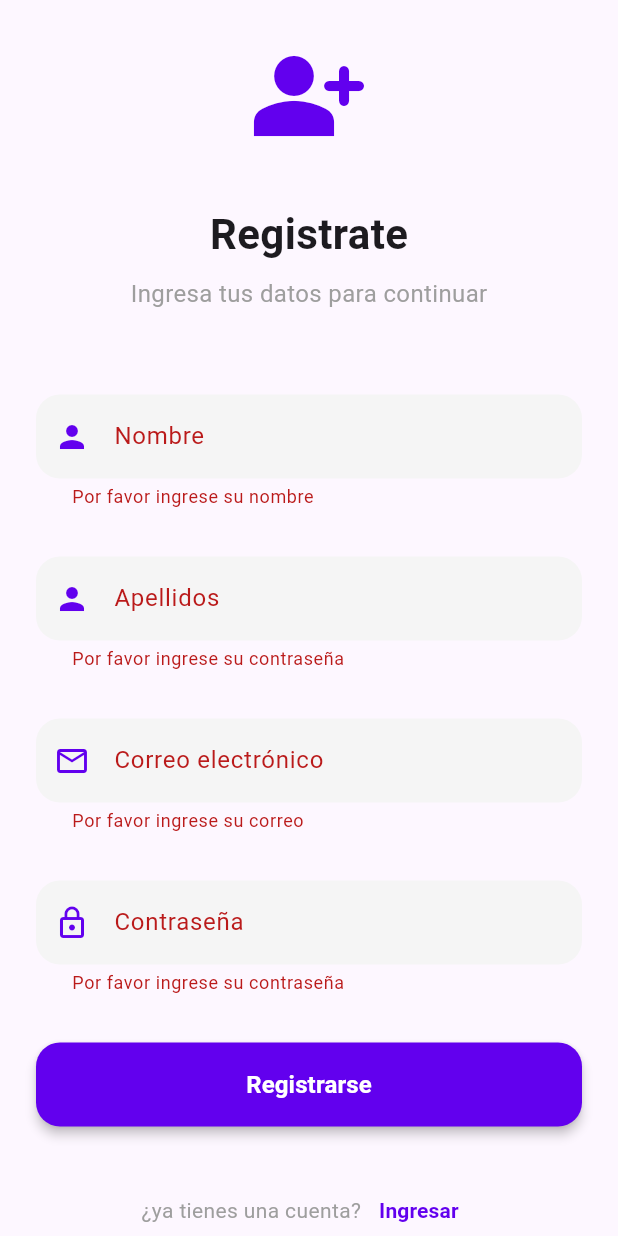
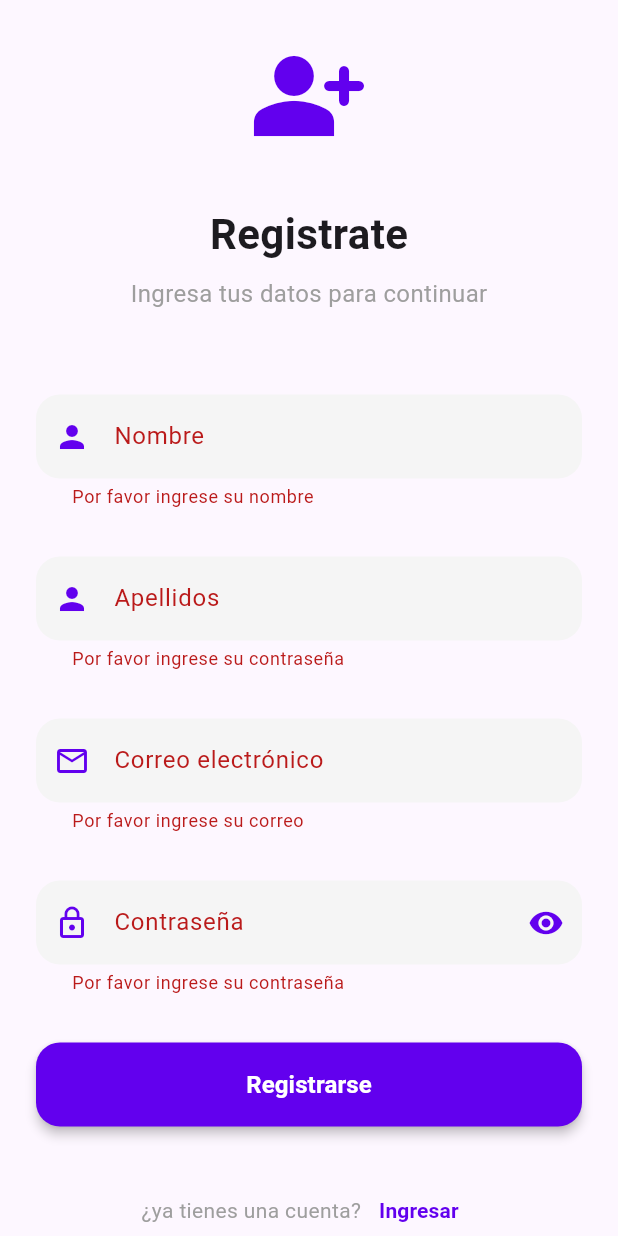
Before and after one commit to dairo1992/auth_app, a Flutter app: the RegisterScreen screen opened by its route, after a tap on "Registrarse", on a phone screen of 412 x 824 dp. Run offline on Flutter 3.47's test engine with Material 3 defaults, Android fonts, the phone set to English and light mode, and no system bars; our stand-ins replace flutter_dotenv, flutter_riverpod, go_router, supabase_flutter; missing offline and left inert: flutter_boardview; accounts and stored records are empty; Roboto replaces fonts that are missing (Poppins).

Commit message:
ajuste login y register

```diff
--- a/lib/config/routes.dart
+++ b/lib/config/routes.dart
@@ -1,5 +1,6 @@
+import 'package:auth_app/interfaces/task_interface.dart';
+import 'package:auth_app/screens/screens.dart';
 
-import 'package:auth_app/screens/screens.dart';
 import 'package:go_router/go_router.dart';
 
 final routes = GoRouter(
@@ -7,5 +8,12 @@ final routes = GoRouter(
     GoRoute(path: '/', builder: (context, state) => LoginScreen()),
     GoRoute(path: '/register', builder: (context, state) => RegisterScreen()),
     GoRoute(path: '/home', builder: (context, state) => HomeScreen()),
+    GoRoute(
+      path: '/task-detail',
+      builder: (context, state) {
+        final Task? task = state.extra as Task?;
+        return TaskDetailScreen(task: task!);
+      },
+    ),
   ],
 );
--- a/lib/providers/auth_provider.dart
+++ b/lib/providers/auth_provider.dart
@@ -40,7 +40,7 @@ class AuthNotifier extends StateNotifier<AuthState> {
     String email,
     String password,
   ) async {
-    state = state.copyWith(isLoading: true, errorMessage: null);
+    state = state.copyWith(isLoading: true, errorMessage: null, isAuthenticated: false);
     try {
       final AuthResponse response = await _supabase.auth.signUp(
         email: email,
@@ -57,12 +57,13 @@ class AuthNotifier extends StateNotifier<AuthState> {
       state = state.copyWith(
         isLoading: false,
         errorMessage: 'Error en la autenticación: ${e.message}',
+        isAuthenticated: false
       );
     }
   }
 
   Future<void> login(String email, String password) async {
-    state = state.copyWith(isLoading: true, errorMessage: null);
+    state = state.copyWith(isLoading: true, errorMessage: null, isAuthenticated: false);
 
     try {
       final AuthResponse response = await _supabase.auth.signInWithPassword(
@@ -78,6 +79,7 @@ class AuthNotifier extends StateNotifier<AuthState> {
       state = state.copyWith(
         isLoading: false,
         errorMessage: 'Error en la autenticación: ${e.message}',
+        isAuthenticated: false
       );
     }
   }
--- a/lib/screens/register_screen.dart
+++ b/lib/screens/register_screen.dart
@@ -131,10 +131,10 @@ class _LoginFormState extends ConsumerState<_RegisterForm> {
     return null;
   }
 
-  void _submitForm() async {
+  void _submitForm() {
     final authState = ref.watch(authProvider);
     if (_formKey.currentState!.validate()) {
-      await ref
+      ref
           .read(authProvider.notifier)
           .register(
             _nameController.text,
@@ -142,34 +142,37 @@ class _LoginFormState extends ConsumerState<_RegisterForm> {
             _emailController.text,
             _passwordController.text,
           );
-
-      _notification(
-        color: authState.errorMessage == null ? Colors.green : Colors.red,
-        message:
-            authState.errorMessage == null
-                ? "Bienvenid@ ${authState.user?.userMetadata?['name']?.toString()}"
-                : authState.errorMessage!,
-        status: authState.errorMessage == null,
-      );
     }
-  }
-
-  void _notification({
-    required Color color,
-    required String message,
-    bool status = false,
-  }) {
-    if (status) {
-      context.push('/home');
-    }
-    ScaffoldMessenger.of(context)
-      ..hideCurrentSnackBar()
-      ..showSnackBar(SnackBar(content: Text(message), backgroundColor: color));
   }
 
   @override
   Widget build(BuildContext context) {
     final authState = ref.watch(authProvider);
+
+    if (authState.errorMessage != null) {
+      WidgetsBinding.instance.addPostFrameCallback((_) {
+        ScaffoldMessenger.of(context).showSnackBar(
+          SnackBar(
+            content: Text(authState.errorMessage!),
+            backgroundColor: Colors.red,
+          ),
+        );
+      });
+    }
+    if (authState.isAuthenticated) {
+      WidgetsBinding.instance.addPostFrameCallback((_) {
+        ScaffoldMessenger.of(context).showSnackBar(
+          SnackBar(
+            content: Text(
+              '¡Bienvenido ${authState.user?.userMetadata?['name']}!',
+            ),
+            backgroundColor: Colors.green,
+          ),
+        );
+        context.go('/home');
+      });
+    }
+
     return Form(
       key: _formKey,
       child: Column(
--- a/lib/screens/screens.dart
+++ b/lib/screens/screens.dart
@@ -1,3 +1,4 @@
 export 'package:auth_app/screens/register_screen.dart';
 export 'package:auth_app/screens/login_screen.dart';
 export 'package:auth_app/screens/home_screen.dart';
+export 'package:auth_app/screens/task_detail_screen.dart';
--- a/lib/widgets/custom_textField.dart
+++ b/lib/widgets/custom_textField.dart
@@ -1,6 +1,6 @@
 import 'package:flutter/material.dart';
 
-class CustomTextField extends StatelessWidget {
+class CustomTextField extends StatefulWidget {
   final String label;
   final IconData prefixIcon;
   final bool obscureText;
@@ -19,21 +19,50 @@ class CustomTextField extends StatelessWidget {
   });
 
   @override
+  State<CustomTextField> createState() => _CustomTextFieldState();
+}
+
+class _CustomTextFieldState extends State<CustomTextField> {
+  late bool _isPasswordVisible;
+
+  @override
+  void initState() {
+    super.initState();
+    _isPasswordVisible = !widget.obscureText;
+  }
+
+  @override
   Widget build(BuildContext context) {
     return Padding(
       padding: const EdgeInsets.symmetric(vertical: 8.0),
       child: TextFormField(
-        controller: controller,
-        obscureText: obscureText,
-        keyboardType: keyboardType,
-        validator: validator,
+        controller: widget.controller,
+        obscureText: !_isPasswordVisible ,
+        keyboardType: widget.keyboardType,
+        validator: widget.validator,
         style: const TextStyle(fontSize: 16),
         decoration: InputDecoration(
-          labelText: label,
+          labelText: widget.label,
           prefixIcon: Icon(
-            prefixIcon,
+            widget.prefixIcon,
             color: Theme.of(context).colorScheme.primary,
           ),
+          suffixIcon:
+              widget.obscureText
+                  ? IconButton(
+                    onPressed: () {
+                      setState(() {
+                        _isPasswordVisible = !_isPasswordVisible;
+                      });
+                    },
+                    icon: Icon(
+                      _isPasswordVisible
+                          ? Icons.visibility_off
+                          : Icons.visibility,
+                      color: Theme.of(context).colorScheme.primary,
+                    ),
+                  )
+                  : null,
           contentPadding: const EdgeInsets.symmetric(
             vertical: 16,
             horizontal: 20,
```
Also changed, not shown: lib/screens/home_screen.dart (+4 -47 lines), lib/screens/login_screen.dart (+25 -24 lines), lib/screens/task_detail_screen.dart (added, +142 -0 lines), lib/widgets/task_dialog.dart (+39 -97 lines).
